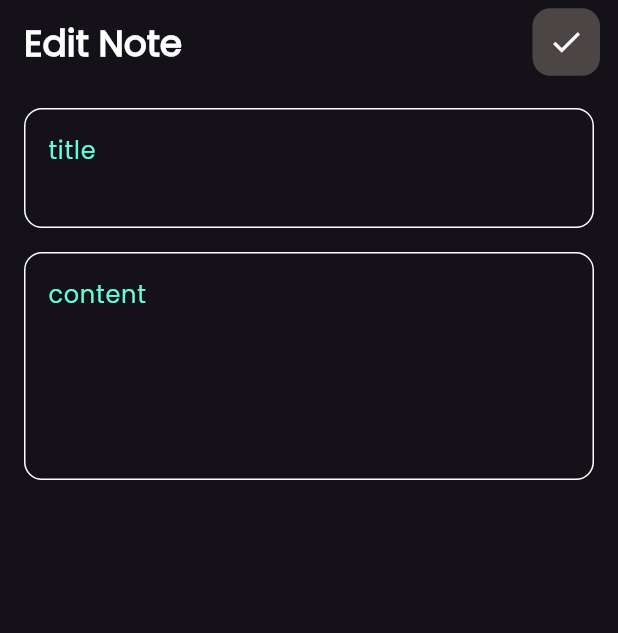
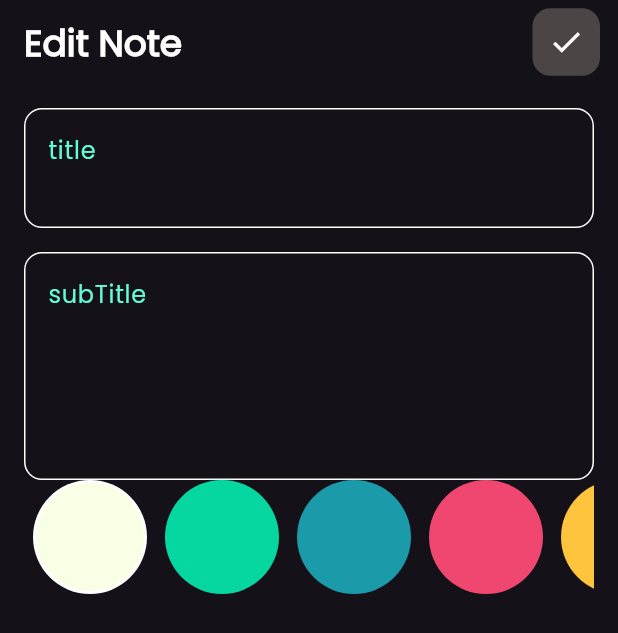
Before and after one commit to alhussaini33/notes_app, a Flutter app: the EditView screen opened directly, on a phone screen of 412 x 824 dp. Shown: the top 633 px of the screen. Run offline on Flutter 3.47's test engine with Material 3 defaults, Android fonts, the phone set to English and light mode, and no system bars; our stand-ins replace flutter_bloc, hive, hive_flutter, modal_progress_hud_nsn; missing offline and left inert: flutter_statusbarcolor_ns; accounts and stored records are empty.

Commit message:
finish initial release of app

```diff
--- a/lib/cubits/add_note_cubit/add_note_cubit.dart
+++ b/lib/cubits/add_note_cubit/add_note_cubit.dart
@@ -1,3 +1,4 @@
+import 'package:flutter/widgets.dart';
 import 'package:flutter_bloc/flutter_bloc.dart';
 import 'package:hive_flutter/hive_flutter.dart';
 import 'package:note_app/constants/variables.dart';
@@ -6,6 +7,7 @@ import 'package:note_app/models/note_model.dart';
 
 class AddNoteCubit extends Cubit<AddNoteState> {
   AddNoteCubit() : super(AddNoteInitial());
+  Color selecteColor = Color(0xffF8FFE5);
 
   addNote(NoteModel note) async {
     emit(AddNoteLoading());
--- a/lib/cubits/notes_cubit/notes_state.dart
+++ b/lib/cubits/notes_cubit/notes_state.dart
@@ -9,3 +9,11 @@ class NotesSuccess extends NotesState {
 
   NotesSuccess({required this.notes});
 }
+
+class NotesUpdated extends NotesState {}
+
+class NotesFaulier extends NotesState {
+  final String errMessage;
+
+  NotesFaulier({required this.errMessage});
+}
--- a/lib/models/note_model.dart
+++ b/lib/models/note_model.dart
@@ -18,4 +18,18 @@ class NoteModel extends HiveObject {
       required this.subTitle,
       required this.date,
       required this.color});
+
+  NoteModel copyWith({
+    String? title,
+    String? content,
+    String? date,
+    int? color,
+  }) {
+    return NoteModel(
+      title:
+          title ?? this.title, // إذا كان title غير مُقدم، استخدم القيمة الحالية
+      subTitle: content ?? this.subTitle, date: this.date,
+      color: color ?? this.color,
+    );
+  }
 }
--- a/lib/views/edit_view.dart
+++ b/lib/views/edit_view.dart
@@ -1,13 +1,28 @@
 import 'package:flutter/material.dart';
+import 'package:flutter_bloc/flutter_bloc.dart';
 import 'package:note_app/constants/text_styles.dart';
+import 'package:note_app/cubits/notes_cubit/notes_cubit.dart';
+import 'package:note_app/models/note_model.dart';
 import 'package:note_app/widgets/cutom_iocn.dart';
 import 'package:note_app/widgets/edit_item.dart';
 
-class EditView extends StatelessWidget {
+class EditView extends StatefulWidget {
   const EditView({super.key});
 
   @override
+  State<EditView> createState() => _EditViewState();
+}
+
+class _EditViewState extends State<EditView> {
+  @override
   Widget build(BuildContext context) {
+    final NoteModel? note = BlocProvider.of<NotesCubit>(context).selectedNote;
+    final TextEditingController titleController =
+        TextEditingController(text: note?.title);
+    final TextEditingController subTitileController =
+        TextEditingController(text: note?.subTitle);
+    final GlobalKey<FormState> formKey = GlobalKey<FormState>();
+
     return Scaffold(
         appBar: AppBar(
           automaticallyImplyLeading: false,
@@ -17,8 +32,33 @@ class EditView extends StatelessWidget {
             'Edit Note',
             style: TextStyles.tilte,
           ),
-          actions: const [CutomIocn(icon: Icons.done)],
+          actions: [
+            CutomIocn(
+              icon: Icons.done,
+              onpressed: () {
+                if (formKey.currentState?.validate() == true) {
+                  if (note != null) {
+                    final updatedNote = note.copyWith(
+                        title: titleController.text, // نص العنوان المدخل
+                        content: subTitileController.text,
+                        color: BlocProvider.of<NotesCubit>(context)
+                            .selectedColor
+                            .value // نص المحتوى المدخل
+                        );
+
+                    BlocProvider.of<NotesCubit>(context)
+                        .updateNote(updatedNote, note.key);
+                  }
+                }
+              },
+            )
+          ],
         ),
-        body: EditItem());
+        body: Form(
+            key: formKey,
+            child: EditItem(
+              titleController: titleController,
+              subTitileController: subTitileController,
+            )));
   }
 }
--- a/lib/widgets/add_note.dart
+++ b/lib/widgets/add_note.dart
@@ -30,7 +30,7 @@ class AddNote extends StatelessWidget {
         },
         builder: (context, state) {
           return ModalProgressHUD(
-              inAsyncCall: false, //state is AddNoteLoading ? true : false,
+              inAsyncCall: state is AddNoteLoading ? true : false,
               child: Padding(
                 padding: EdgeInsets.only(
                     left: 16,
--- a/lib/widgets/add_note_form.dart
+++ b/lib/widgets/add_note_form.dart
@@ -3,6 +3,7 @@ import 'package:flutter_bloc/flutter_bloc.dart';
 import 'package:intl/intl.dart';
 import 'package:note_app/cubits/add_note_cubit/add_note_cubit.dart';
 import 'package:note_app/models/note_model.dart';
+import 'package:note_app/widgets/color_list.dart';
 import 'package:note_app/widgets/custom_button.dart';
 import 'package:note_app/widgets/custom_text_field.dart';
 
@@ -50,6 +51,7 @@ class _AddNoteFormState extends State<AddNoteForm> {
           const SizedBox(
             height: 80,
           ),
+          const ColorsListView(),
           CustomButton(
             onPressed: () {
               if (formKey.currentState!.validate()) {
@@ -60,7 +62,9 @@ class _AddNoteFormState extends State<AddNoteForm> {
                     title: title!,
                     subTitle: subTitle!,
                     date: formattedCurrentDate,
-                    color: Colors.blue.value);
+                    color: BlocProvider.of<AddNoteCubit>(context)
+                        .selecteColor
+                        .value);
                 BlocProvider.of<AddNoteCubit>(context).addNote(note);
               } else {
                 autovalidateMode = AutovalidateMode.always;
--- /dev/null
+++ b/lib/widgets/color_item.dart
@@ -0,0 +1,24 @@
+import 'package:flutter/material.dart';
+
+class ColorItem extends StatelessWidget {
+  const ColorItem({super.key, required this.isActive, required this.color});
+  final bool isActive;
+  final Color color;
+
+  @override
+  Widget build(BuildContext context) {
+    return isActive
+        ? CircleAvatar(
+            radius: 38,
+            backgroundColor: Colors.white,
+            child: CircleAvatar(
+              radius: 36,
+              backgroundColor: color,
+            ),
+          )
+        : CircleAvatar(
+            radius: 38,
+            backgroundColor: color,
+          );
+  }
+}
--- a/lib/widgets/custom_text_field.dart
+++ b/lib/widgets/custom_text_field.dart
@@ -3,13 +3,19 @@ import 'package:note_app/constants/colors.dart';
 
 class CustomTextField extends StatelessWidget {
   const CustomTextField(
-      {super.key, required this.hint, this.maxLines = 1, this.onSaved});
+      {super.key,
+      required this.hint,
+      this.maxLines = 1,
+      this.onSaved,
+      this.controller});
   final String hint;
   final int maxLines;
   final void Function(String?)? onSaved;
+  final TextEditingController? controller;
   @override
   Widget build(BuildContext context) {
     return TextFormField(
+      controller: controller,
       onSaved: onSaved,
       validator: (value) {
         if (value?.isEmpty ?? true) {
--- a/lib/widgets/cutom_iocn.dart
+++ b/lib/widgets/cutom_iocn.dart
@@ -2,8 +2,9 @@ import 'package:flutter/material.dart';
 import 'package:note_app/constants/colors.dart';
 
 class CutomIocn extends StatelessWidget {
-  const CutomIocn({super.key, required this.icon});
+  const CutomIocn({super.key, required this.icon, this.onpressed});
   final IconData icon;
+  final void Function()? onpressed;
 
   @override
   Widget build(BuildContext context) {
@@ -18,7 +19,7 @@ class CutomIocn extends StatelessWidget {
       ),
       child: Center(
         child: IconButton(
-          onPressed: () {},
+          onPressed: onpressed,
           icon: Icon(icon),
           color: Colors.white, // لون الأيقونة
         ),
--- /dev/null
+++ b/lib/widgets/edit_colors_list.dart
@@ -0,0 +1,49 @@
+import 'package:flutter/widgets.dart';
+import 'package:flutter_bloc/flutter_bloc.dart';
+import 'package:note_app/cubits/add_note_cubit/add_note_cubit.dart';
+import 'package:note_app/cubits/notes_cubit/notes_cubit.dart';
+import 'package:note_app/widgets/color_item.dart';
+
+class EditColorsList extends StatefulWidget {
+  const EditColorsList({super.key});
+
+  @override
+  State<EditColorsList> createState() => _ColorsListViewState();
+}
+
+class _ColorsListViewState extends State<EditColorsList> {
+  List<Color> colors = [
+    Color(0xffF8FFE5),
+    Color(0xff06D6A0),
+    Color(0xff1B9AAA),
+    Color(0xffEF476F),
+    Color(0xffFFC43D),
+  ];
+  int currentIndex = 0;
+  @override
+  Widget build(BuildContext context) {
+    return SizedBox(
+      height: 38 * 2,
+      child: ListView.builder(
+          scrollDirection: Axis.horizontal,
+          itemCount: 5,
+          itemBuilder: (context, index) {
+            return Padding(
+              padding: const EdgeInsets.symmetric(horizontal: 6),
+              child: GestureDetector(
+                onTap: () {
+                  currentIndex = index;
+                  BlocProvider.of<NotesCubit>(context).selectedColor =
+                      colors[index];
+                  setState(() {});
+                },
+                child: ColorItem(
+                  isActive: currentIndex == index,
+                  color: colors[index],
+                ),
+              ),
+            );
+          }),
+    );
+  }
+}
--- a/lib/widgets/edit_item.dart
+++ b/lib/widgets/edit_item.dart
@@ -1,16 +1,23 @@
 import 'package:flutter/material.dart';
 import 'package:note_app/widgets/custom_text_field.dart';
+import 'package:note_app/widgets/edit_colors_list.dart';
 
 class EditItem extends StatelessWidget {
-  const EditItem({super.key});
+  const EditItem(
+      {super.key,
+      required this.titleController,
+      required this.subTitileController});
+  final TextEditingController titleController;
+  final TextEditingController subTitileController;
 
   @override
   Widget build(BuildContext context) {
-    return const Padding(
+    return Padding(
       padding: EdgeInsets.symmetric(vertical: 16, horizontal: 16),
       child: Column(
         children: [
           CustomTextField(
+            controller: titleController,
             hint: 'title',
             maxLines: 2,
           ),
@@ -18,9 +25,11 @@ class EditItem extends StatelessWidget {
             height: 16,
           ),
           CustomTextField(
-            hint: 'content',
+            controller: subTitileController,
+            hint: 'subTitle',
             maxLines: 5,
-          )
+          ),
+          EditColorsList()
         ],
       ),
     );
--- a/lib/widgets/note_item.dart
+++ b/lib/widgets/note_item.dart
@@ -1,4 +1,6 @@
 import 'package:flutter/material.dart';
+import 'package:flutter_bloc/flutter_bloc.dart';
+import 'package:note_app/cubits/notes_cubit/notes_cubit.dart';
 import 'package:note_app/models/note_model.dart';
 import 'package:note_app/views/edit_view.dart';
 import 'package:note_app/widgets/date_of_note.dart';
@@ -12,6 +14,7 @@ class NoteItem extends StatelessWidget {
   Widget build(BuildContext context) {
     return GestureDetector(
       onTap: () {
+        BlocProvider.of<NotesCubit>(context).selectedNote = note;
         Navigator.push(
           context,
           MaterialPageRoute(
@@ -33,8 +36,7 @@ class NoteItem extends StatelessWidget {
             crossAxisAlignment: CrossAxisAlignment.end,
             children: [
               ListTileItem(
-                title: note.title,
-                subTitle: note.subTitle,
+                note: note,
               ),
               DateOfNote(
                 date: note.date,
```
Also changed, not shown: lib/cubits/notes_cubit/notes_cubit.dart (+33 -0 lines), lib/widgets/color_list.dart (added, +48 -0 lines), lib/widgets/delete_icon.dart (+8 -2 lines), lib/widgets/list_tile_item.dart (+7 -6 lines).
